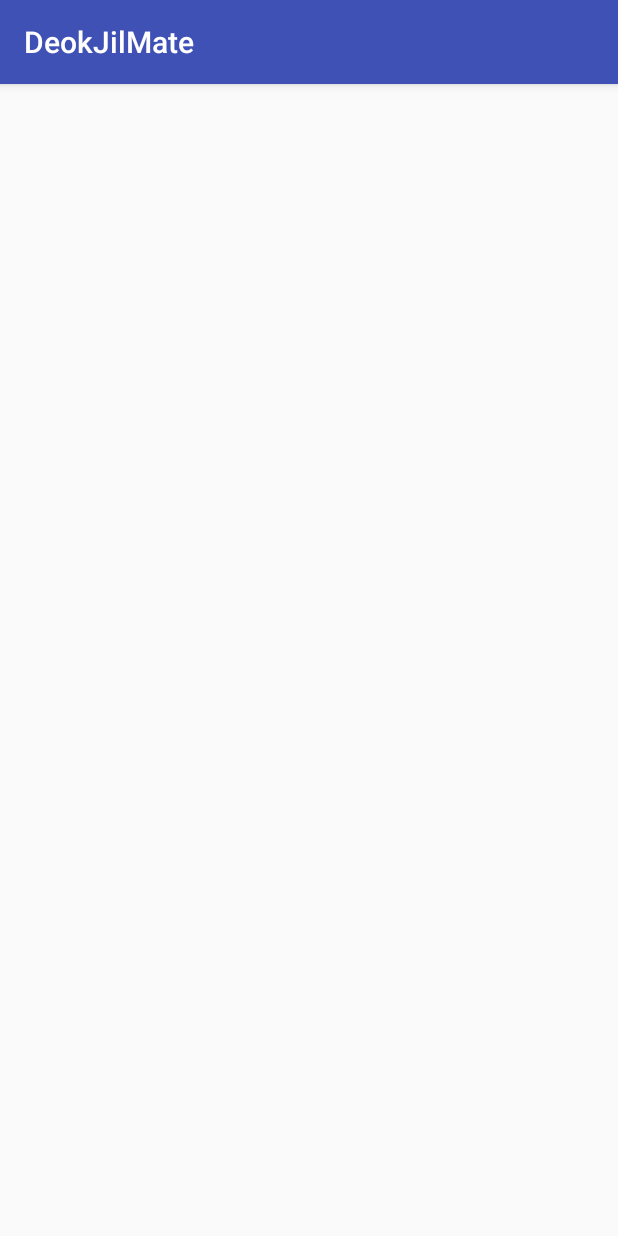
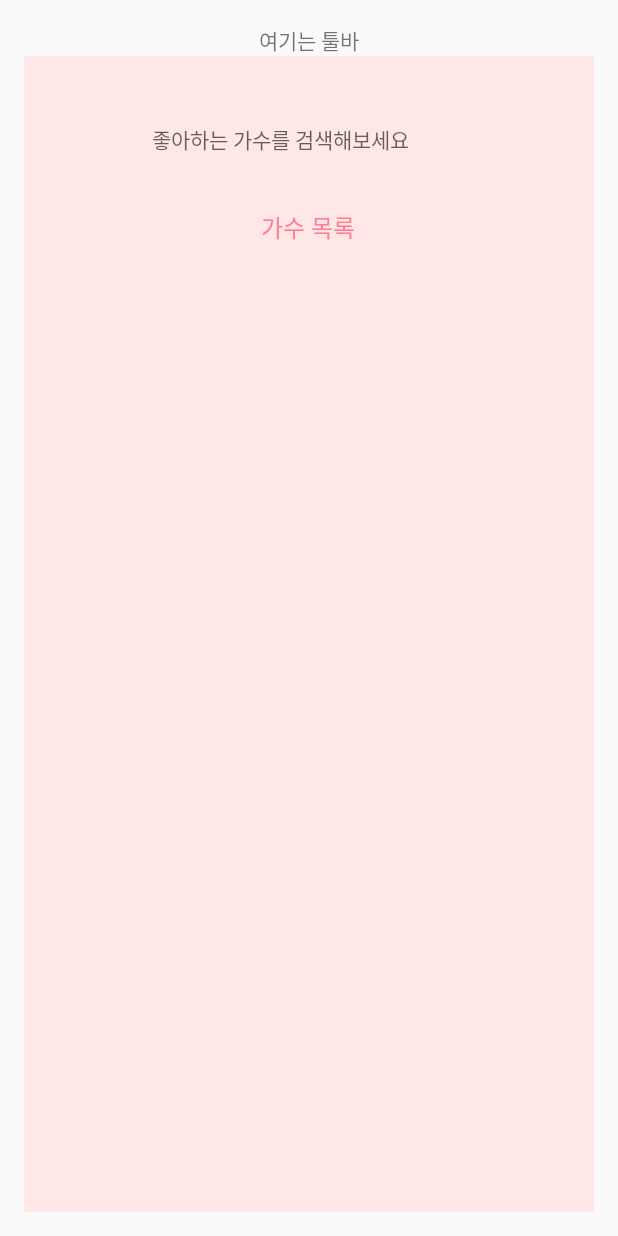
Before and after one commit to ash3734/DeokJil_YG, an Android app: the SetSingerActivity screen opened directly, with no data from a screen before it, on a phone screen of 412 x 824 dp. Run offline under Robolectric (Android 15) with nearby library versions, the phone set to English and light mode, and no system bars.

Commit message:
recyclerSupport resource in gradle, create Setsinger Activity(+ related class) - YG

```diff
--- a/app/build.gradle
+++ b/app/build.gradle
@@ -67,4 +67,7 @@ dependencies {
 
 
     compile 'com.google.android.gms:play-services-auth:9.0.0'
+
+    compile 'com.android.support:recyclerview-v7:24.0.2'
+
 }
--- a/app/src/main/AndroidManifest.xml
+++ b/app/src/main/AndroidManifest.xml
@@ -47,7 +47,8 @@
         <activity
             android:name=".Login.SetProfileActivity"
             android:theme="@style/AppTheme.NoActionBar" />
-        <activity android:name=".Login.SetSingerActivity"></activity>
+        <activity android:name=".Login.SetSingerActivity"
+            android:theme="@style/AppTheme.NoActionBar"></activity>
     </application>
 
 </manifest>
--- a/app/src/main/java/com/deokjilmate/www/deokjilmate/Login/SetSingerActivity.java
+++ b/app/src/main/java/com/deokjilmate/www/deokjilmate/Login/SetSingerActivity.java
@@ -11,5 +11,6 @@ public class SetSingerActivity extends AppCompatActivity {
     protected void onCreate(Bundle savedInstanceState) {
         super.onCreate(savedInstanceState);
         setContentView(R.layout.activity_set_singer);
+
     }
 }
--- a/app/src/main/res/layout/activity_set_singer.xml
+++ b/app/src/main/res/layout/activity_set_singer.xml
@@ -1,5 +1,5 @@
 <?xml version="1.0" encoding="utf-8"?>
-<RelativeLayout xmlns:android="http://schemas.android.com/apk/res/android"
+<LinearLayout xmlns:android="http://schemas.android.com/apk/res/android"
     xmlns:tools="http://schemas.android.com/tools"
     android:id="@+id/activity_set_singer"
     android:layout_width="match_parent"
@@ -8,6 +8,88 @@
     android:paddingLeft="@dimen/activity_horizontal_margin"
     android:paddingRight="@dimen/activity_horizontal_margin"
     android:paddingTop="@dimen/activity_vertical_margin"
-    tools:context="com.deokjilmate.www.deokjilmate.Login.SetSingerActivity">
+    tools:context="com.deokjilmate.www.deokjilmate.Login.SetSingerActivity"
+    android:orientation="vertical">
+    <RelativeLayout
+        android:layout_width="match_parent"
+        android:layout_height="wrap_content">
+        <ImageView
+            android:layout_width="match_parent"
+            android:layout_height="wrap_content"
+            android:id="@+id/SetSinger_topImage"/>
+        <TextView
+            android:layout_width="wrap_content"
+            android:layout_height="wrap_content"
+            android:layout_centerInParent="true"
+            android:text="여기는 툴바"/>
 
-</RelativeLayout>
+    </RelativeLayout>
+
+    <RelativeLayout
+        android:layout_width="match_parent"
+        android:layout_height="match_parent"
+        android:background="#FFE7E7">
+        <LinearLayout
+            android:layout_width="match_parent"
+            android:layout_height="match_parent"
+            android:layout_gravity="center"
+            android:orientation="vertical"
+            android:layout_marginBottom="20dp"
+            android:layout_marginTop="15dp"
+            android:layout_marginRight="20dp"
+            android:layout_marginLeft="20dp"
+            android:layout_centerHorizontal="true">
+
+            <RelativeLayout
+                android:layout_width="match_parent"
+                android:layout_height="81dp">
+                <LinearLayout
+                    android:layout_width="280dp"
+                    android:layout_height="35dp"
+                    android:layout_centerInParent="true" >
+                    <ImageView
+                        android:layout_width="35dp"
+                        android:layout_height="35dp" />
+                    <com.deokjilmate.www.deokjilmate.ClearEditText.ClearEditText
+                        android:layout_width="240dp"
+                        android:layout_height="35dp"
+                        android:hint="좋아하는 가수를 검색해보세요"
+                        android:textSize="14dp"
+                        android:gravity="center_vertical"
+                        android:id="@+id/SetSinger_search"
+                        android:background="@null"
+                        android:layout_centerInParent="true"/>
+                </LinearLayout>
+            </RelativeLayout>
+            <RelativeLayout
+                android:layout_width="match_parent"
+                android:layout_height="wrap_content">
+                <ImageView
+                    android:layout_width="match_parent"
+                    android:layout_height="wrap_content"
+                    android:layout_centerVertical="true"/>
+                <TextView
+                    android:layout_width="66dp"
+                    android:layout_height="35dp"
+                    android:text="가수 목록"
+                    android:textAlignment="center"
+                    android:gravity="center"
+                    android:layout_centerInParent="true"
+                    android:id="@+id/SetSinger_set"
+                    android:textColor="#FF7D8F"
+                    android:textSize="16dp"
+                    />
+            </RelativeLayout>
+
+
+            <android.support.v7.widget.RecyclerView
+                android:layout_gravity="center_horizontal"
+                android:layout_width="wrap_content"
+                android:layout_height="wrap_content"
+                android:id="@+id/SetSinger_list">
+            </android.support.v7.widget.RecyclerView>
+        </LinearLayout>
+
+    </RelativeLayout>
+
+</LinearLayout>
```
Also changed, not shown: app/src/main/java/com/deokjilmate/www/deokjilmate/Login/SetSingerAdapter.java (added, +29 -0 lines), app/src/main/java/com/deokjilmate/www/deokjilmate/Login/SetSingerItemData.java (added, +23 -0 lines), app/src/main/java/com/deokjilmate/www/deokjilmate/Login/SetSingerViewHolder.java (added, +25 -0 lines), app/src/main/res/layout/setsinger_recycle.xml (added, +57 -0 lines).
